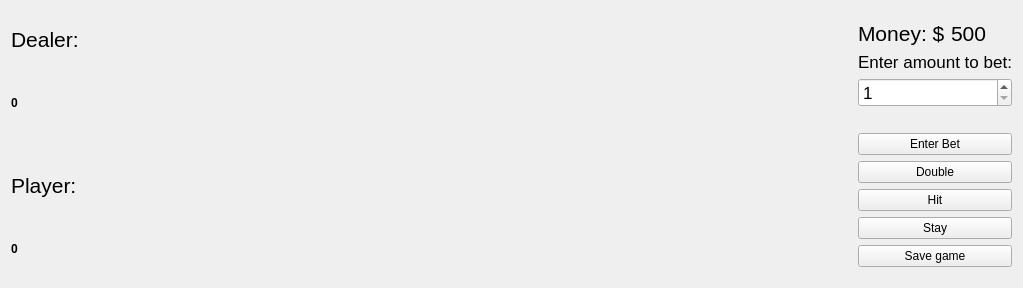
Before: the Qt Designer form ui/newBlackJackUI.ui in tisaconundrum2/black-jack, drawn with Qt 5.
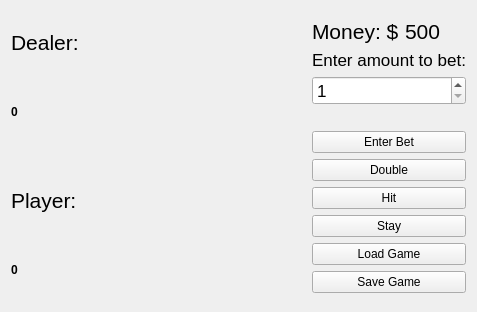
After: the same form once the commit is applied. Icons and pictures are not drawn.

```diff
--- a/ui/newBlackJackUI.ui
+++ b/ui/newBlackJackUI.ui
@@ -6,8 +6,8 @@
    <rect>
     <x>0</x>
     <y>0</y>
-    <width>1023</width>
-    <height>288</height>
+    <width>477</width>
+    <height>312</height>
    </rect>
   </property>
   <property name="windowTitle">
@@ -399,7 +399,14 @@
      <item>
       <widget class="QPushButton" name="btnStay_2">
        <property name="text">
-        <string>Save game</string>
+        <string>Load Game</string>
+       </property>
+      </widget>
+     </item>
+     <item>
+      <widget class="QPushButton" name="btnSave">
+       <property name="text">
+        <string>Save Game</string>
        </property>
       </widget>
      </item>
```
Left out of the diff: 2 changed lines with no effect on the pictures.
